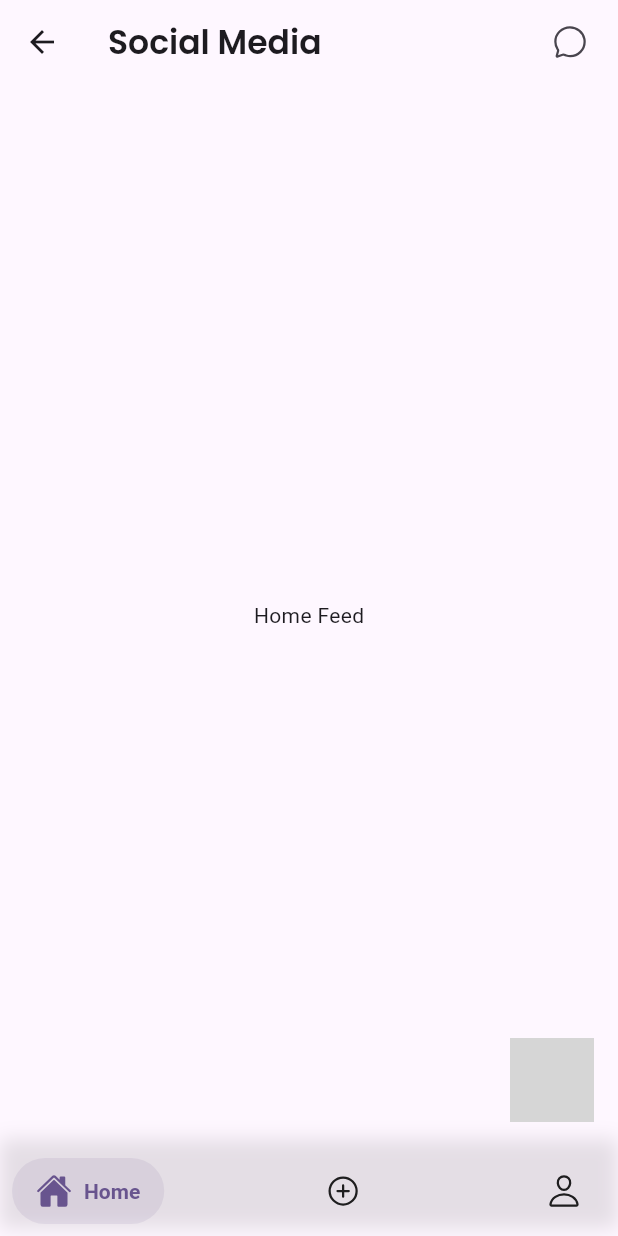
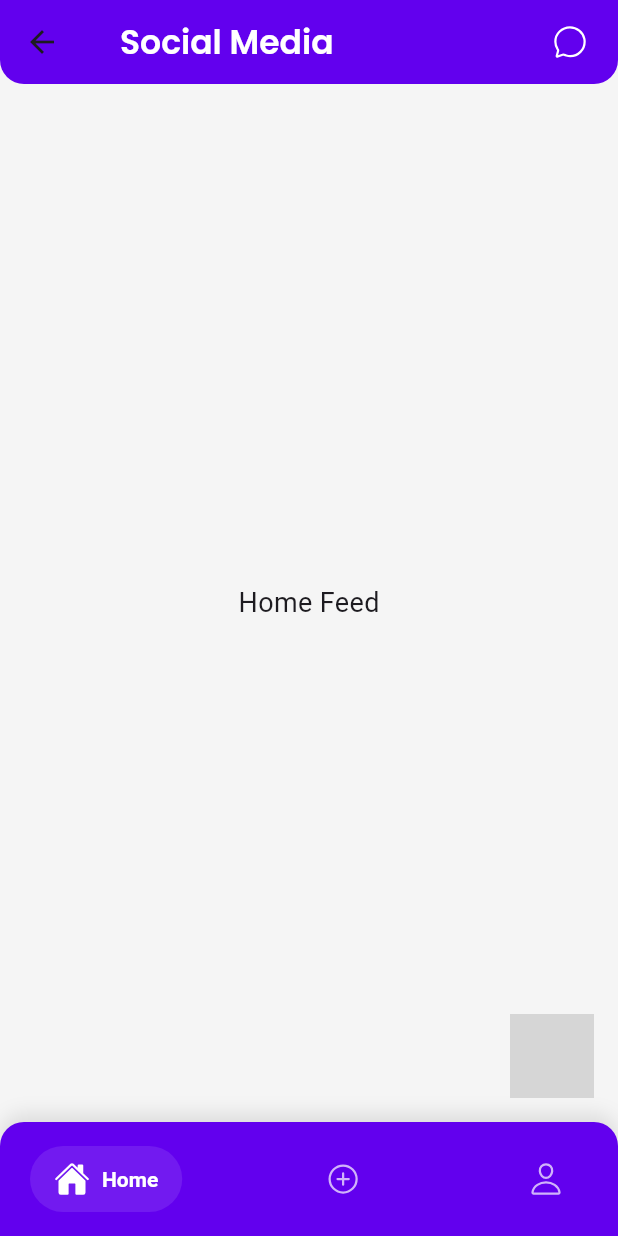
Before and after one commit to Mahad-Ghauri/Social-Media-Application, a Flutter app: the InterfacePage screen opened by its route, on a phone screen of 412 x 824 dp. Run offline on Flutter 3.47's test engine with Material 3 defaults, Android fonts, the phone set to English and light mode, and no system bars; drawn by our look-alikes of salomon_bottom_bar; our stand-ins replace animate_do, google_fonts, ionicons, supabase_flutter; missing offline and left inert: floating_action_bubble; accounts and stored records are empty; grey boxes are pictures that could not be loaded.

```diff
--- a/lib/screens/interface.dart
+++ b/lib/screens/interface.dart
@@ -1,4 +1,5 @@
 import 'package:flutter/material.dart';
+import 'package:flutter/services.dart';
 import 'package:ionicons/ionicons.dart';
 import 'package:salomon_bottom_bar/salomon_bottom_bar.dart';
 import 'package:floating_action_bubble/floating_action_bubble.dart';
@@ -18,12 +19,13 @@ class _InterfacePageState extends State<InterfacePage>
   late Animation<double> _animation;
   late AnimationController _animationController;
 
-  // Placeholder pages for each tab
-  final List<Widget> _pages = [
-    const Center(child: Text('Home Feed')),
-    const Center(child: Text('Upload')),
-    const Center(child: Text('Profile')),
-  ];
+  // App theme colors
+  final Color primaryColor = const Color(0xFF6200EE);
+  final Color secondaryColor = const Color(0xFF03DAC6);
+  final Color backgroundColor = const Color(0xFFF5F5F5);
+
+  // Placeholder pages for each tab with proper padding
+  late final List<Widget> _pages;
 
   @override
   void initState() {
@@ -38,21 +40,44 @@ class _InterfacePageState extends State<InterfacePage>
     );
     _animation = Tween<double>(begin: 0, end: 1).animate(curvedAnimation);
 
+    // Initialize pages with proper padding
+    _pages = [
+      const Padding(
+        padding: EdgeInsets.all(16.0),
+        child: Center(child: Text('Home Feed', style: TextStyle(fontSize: 18))),
+      ),
+      const Padding(
+        padding: EdgeInsets.all(16.0),
+        child: Center(child: Text('Upload', style: TextStyle(fontSize: 18))),
+      ),
+      const Padding(
+        padding: EdgeInsets.all(16.0),
+        child: Center(child: Text('Profile', style: TextStyle(fontSize: 18))),
+      ),
+    ];
+
     super.initState();
   }
 
   @override
   Widget build(BuildContext context) {
     return Scaffold(
+      backgroundColor: backgroundColor,
       appBar: AppBar(
-        title: Text(
-          'Social Media',
-          style: GoogleFonts.poppins(fontWeight: FontWeight.w600),
+        title: Padding(
+          padding: const EdgeInsets.only(left: 8.0),
+          child: Text(
+            'Social Media',
+            style: GoogleFonts.poppins(
+              fontWeight: FontWeight.w600,
+              color: Colors.white,
+            ),
+          ),
         ),
         actions: [
           // Messages button
           IconButton(
-            icon: const Icon(Ionicons.chatbubble_outline),
+            icon: const Icon(Ionicons.chatbubble_outline, color: Colors.white),
             onPressed: () {
               // Navigate to messages
             },
@@ -60,9 +85,13 @@ class _InterfacePageState extends State<InterfacePage>
           const SizedBox(width: 8),
         ],
         elevation: 0,
-        backgroundColor: Theme.of(context).scaffoldBackgroundColor,
+        backgroundColor: primaryColor,
+        shape: const RoundedRectangleBorder(
+          borderRadius: BorderRadius.vertical(bottom: Radius.circular(16)),
+        ),
+        systemOverlayStyle: SystemUiOverlayStyle.light,
       ),
-      body: _pages[_currentIndex],
+      body: SafeArea(child: _pages[_currentIndex]),
       floatingActionButton: FloatingActionBubble(
         animation: _animation,
         onPress:
@@ -72,12 +101,12 @@ class _InterfacePageState extends State<InterfacePage>
                     : _animationController.forward(),
         iconColor: Colors.white,
         iconData: Icons.chat,
-        backGroundColor: Theme.of(context).primaryColor,
+        backGroundColor: secondaryColor,
         items: [
           Bubble(
             title: "Chat with AI",
             iconColor: Colors.white,
-            bubbleColor: Theme.of(context).primaryColor,
+            bubbleColor: secondaryColor,
             icon: Icons.chat,
             titleStyle: GoogleFonts.poppins(fontSize: 16, color: Colors.white),
             onPress: () {
@@ -88,7 +117,9 @@ class _InterfacePageState extends State<InterfacePage>
         ],
       ),
       bottomNavigationBar: Container(
+        padding: const EdgeInsets.symmetric(horizontal: 8.0, vertical: 8.0),
         decoration: BoxDecoration(
+          color: primaryColor,
           boxShadow: [
             BoxShadow(
               color: Colors.black.withOpacity(0.1),
@@ -96,28 +127,33 @@ class _InterfacePageState extends State<InterfacePage>
               offset: const Offset(0, -5),
             ),
           ],
+          borderRadius: const BorderRadius.vertical(top: Radius.circular(16)),
         ),
         child: SalomonBottomBar(
           currentIndex: _currentIndex,
           onTap: (index) => setState(() => _currentIndex = index),
+          margin: const EdgeInsets.symmetric(horizontal: 12, vertical: 8),
           items: [
             SalomonBottomBarItem(
               icon: const Icon(Ionicons.home_outline),
               activeIcon: const Icon(Ionicons.home),
               title: const Text('Home'),
-              selectedColor: Theme.of(context).primaryColor,
+              selectedColor: Colors.white,
+              unselectedColor: Colors.white.withOpacity(0.7),
             ),
             SalomonBottomBarItem(
               icon: const Icon(Ionicons.add_circle_outline),
               activeIcon: const Icon(Ionicons.add_circle),
               title: const Text('Upload'),
-              selectedColor: Theme.of(context).primaryColor,
+              selectedColor: Colors.white,
+              unselectedColor: Colors.white.withOpacity(0.7),
             ),
             SalomonBottomBarItem(
               icon: const Icon(Ionicons.person_outline),
               activeIcon: const Icon(Ionicons.person),
               title: const Text('Profile'),
-              selectedColor: Theme.of(context).primaryColor,
+              selectedColor: Colors.white,
+              unselectedColor: Colors.white.withOpacity(0.7),
             ),
           ],
         ),
```
Also changed, not shown: lib/screens/login_screen.dart (+43 -2 lines).
